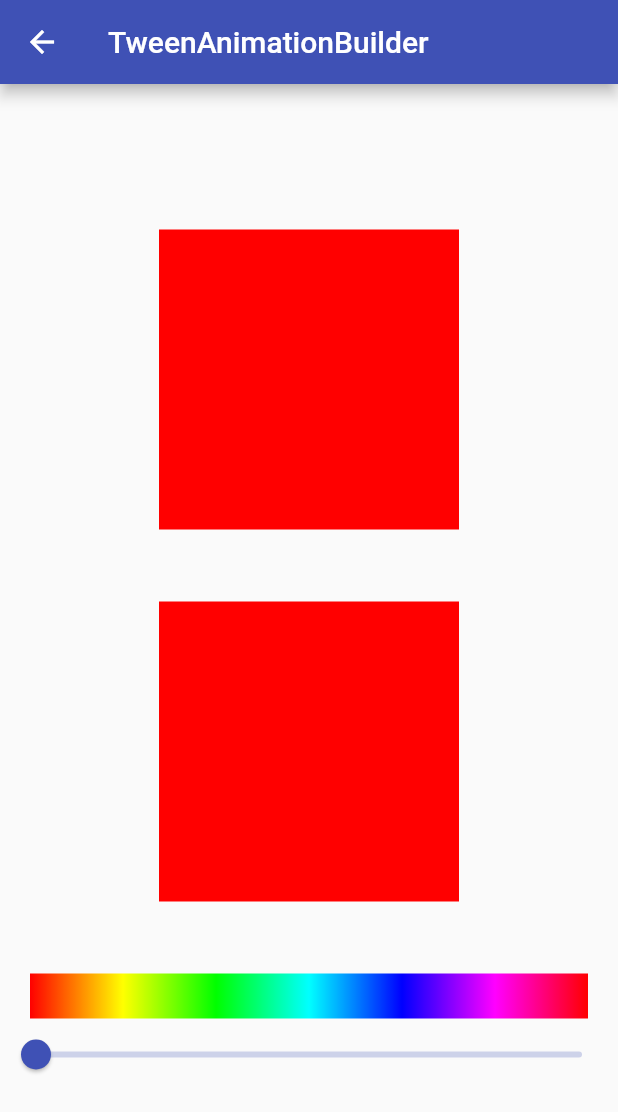
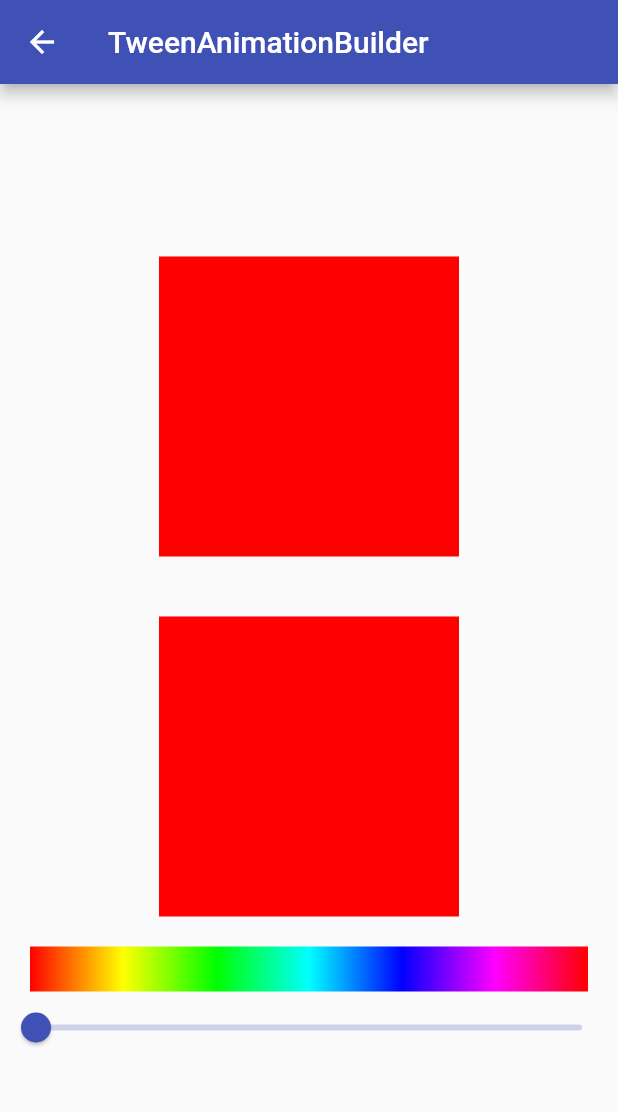
Before and after one commit to MeYo0o/Flutter-Animation-Masterclass, a Flutter app: the TweenAnimationBuilderPage screen opened by its route, on a phone screen of 412 x 824 dp. Shown: the top 1112 px of the screen. Run offline on Flutter 3.47's test engine with Material 2 defaults, Android fonts, the phone set to English and light mode, and no system bars.

Commit message:
Finish EP8

```diff
--- a/lib/pages/tween_animation_builder_page.dart
+++ b/lib/pages/tween_animation_builder_page.dart
@@ -31,47 +31,51 @@ class _HSVColorSelectorState extends State<HSVColorSelector> {
       mainAxisSize: MainAxisSize.min,
       children: [
         AnimatedContainer(
+          duration: const Duration(milliseconds: 1500),
+          height: 200,
+          width: 200,
           color: HSVColor.fromAHSV(1.0, _hue, 1.0, 1.0).toColor(),
-          duration: const Duration(milliseconds: 1500),
-          width: 200,
-          height: 200,
         ),
-        const SizedBox(height: 48.0),
+        const SizedBox(height: 40),
         TweenAnimationBuilder<double>(
           tween: Tween<double>(
             begin: 0.0,
             end: _hue,
           ),
           duration: const Duration(milliseconds: 1500),
-          builder: (context, hue, child) {
-            final hsvColor = HSVColor.fromAHSV(1.0, hue, 1.0, 1.0);
+          builder: (context, hueValue, child) {
+            final hsvColor = HSVColor.fromAHSV(1.0, hueValue, 1.0, 1.0);
             return Container(
+              height: 200,
               width: 200,
-              height: 200,
               color: hsvColor.toColor(),
             );
           },
         ),
-        const SizedBox(height: 48.0),
-        Padding(
-          padding: const EdgeInsets.symmetric(horizontal: 20.0),
-          child: Container(
-            height: 30.0,
-            decoration: BoxDecoration(
-              gradient: LinearGradient(
-                colors: [for (var h = 0.0; h < 360.0; h += 1) HSVColor.fromAHSV(1.0, h, 1.0, 1.0).toColor()],
-                stops: [
-                  for (var h = 0.0; h < 360.0; h += 1) h / 360.0,
-                ],
-              ),
+        const SizedBox(height: 20),
+        Container(
+          margin: const EdgeInsets.symmetric(horizontal: 20),
+          height: 30,
+          width: double.infinity,
+          decoration: BoxDecoration(
+            gradient: LinearGradient(
+              colors: [
+                for (double i = 0; i <= 360; i++)
+                  HSVColor.fromAHSV(1.0, i, 1.0, 1.0).toColor()
+              ],
+              stops: [for (double i = 0; i <= 360; i++) i / 360],
             ),
           ),
         ),
-        Slider.adaptive(
+        Slider(
+          min: 0.0,
+          max: 360.0,
           value: _hue,
-          min: 0,
-          max: 360,
-          onChanged: (newValue) => setState(() => _hue = newValue),
+          onChanged: (double newValue) {
+            setState(() {
+              _hue = newValue;
+            });
+          },
         ),
       ],
     );
```
